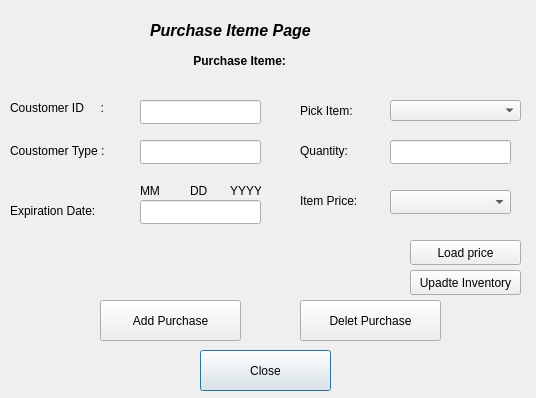
Old version of the form memberpurchase.ui in the repository Ling2251/CS1C-Bulk-Club-Project.
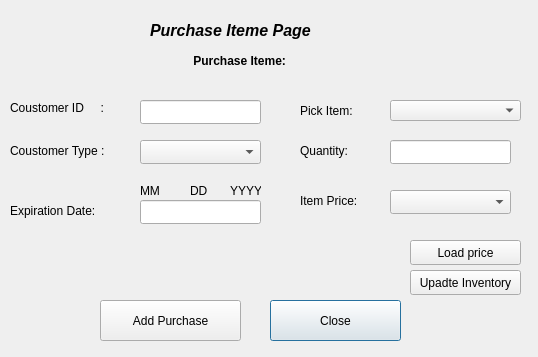
New version of the form.

Commit message: Member purchase finshed(will error check input later)

What changed in the file:
```diff
--- a/memberpurchase.ui
+++ b/memberpurchase.ui
@@ -6,8 +6,8 @@
    <rect>
     <x>0</x>
     <y>0</y>
-    <width>536</width>
-    <height>398</height>
+    <width>538</width>
+    <height>357</height>
    </rect>
   </property>
   <property name="windowTitle">
@@ -16,16 +16,6 @@
   <property name="styleSheet">
    <string notr="true">alternate-background-color: rgb(0, 85, 127);</string>
   </property>
-  <widget class="QLineEdit" name="CoustomerType">
-   <property name="geometry">
-    <rect>
-     <x>140</x>
-     <y>140</y>
-     <width>121</width>
-     <height>24</height>
-    </rect>
-   </property>
-  </widget>
   <widget class="QLabel" name="label_5">
    <property name="geometry">
     <rect>
@@ -168,8 +158,8 @@
   <widget class="QPushButton" name="close">
    <property name="geometry">
     <rect>
-     <x>200</x>
-     <y>350</y>
+     <x>270</x>
+     <y>300</y>
      <width>131</width>
      <height>41</height>
     </rect>
@@ -201,19 +191,6 @@
     </rect>
    </property>
   </widget>
-  <widget class="QPushButton" name="DeletPurchaseButton">
-   <property name="geometry">
-    <rect>
-     <x>300</x>
-     <y>300</y>
-     <width>141</width>
-     <height>41</height>
-    </rect>
-   </property>
-   <property name="text">
-    <string>Delet Purchase</string>
-   </property>
-  </widget>
   <widget class="QLabel" name="label_7">
    <property name="geometry">
     <rect>
@@ -330,6 +307,16 @@
     <string>Upadte Inventory</string>
    </property>
   </widget>
+  <widget class="QComboBox" name="TypeComboBox">
+   <property name="geometry">
+    <rect>
+     <x>140</x>
+     <y>140</y>
+     <width>121</width>
+     <height>24</height>
+    </rect>
+   </property>
+  </widget>
  </widget>
  <resources/>
  <connections>
```
The commit also changes 3 other files.
